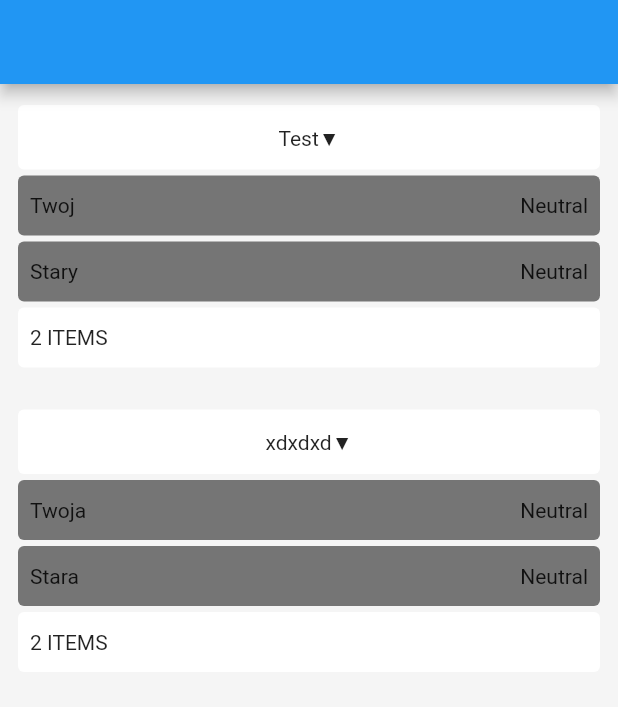
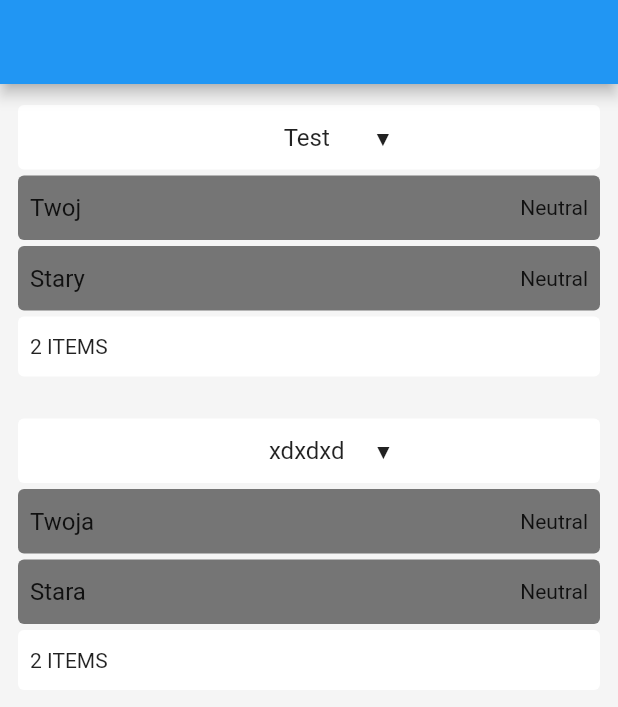
Before and after one commit to jan-Kulpas/bendo, a Flutter app: the screen it shows after launch, on a phone screen of 412 x 824 dp. Shown: the top 707 px of the screen. Run offline on Flutter 3.47's test engine with Material 2 defaults, Android fonts, the light colour scheme and no system bars.

Commit message:
Added editable text fields for Task and Collection, Added deleting Tasks and Collections

```diff
--- a/lib/providers/task.dart
+++ b/lib/providers/task.dart
@@ -1,5 +1,6 @@
 //import 'package:flutter/material.dart';
 //import 'package:provider/provider.dart';
+import 'package:bendo/providers/collection.dart';
 import 'package:flutter/material.dart';
 import 'package:uuid/uuid.dart';
 
@@ -9,6 +10,7 @@
 
 class Task with ChangeNotifier {
   final String id;
+  Collection? parent;
   TaskState state;
   String title;
 
@@ -16,6 +18,7 @@
     String? id,
     required this.title,
     this.state = TaskState.Neutral,
+    this.parent,
   }) : id = id ?? uuid.v4();
 
   /// Cycles TaskState to next in order or
@@ -31,4 +34,12 @@
 
     notifyListeners();
   }
+
+  /// Change the Task title.
+  /// If new title is an empty string the Task will be deleted.
+  void rename(String newTitle) {
+    title = newTitle;
+    if (newTitle.isEmpty) parent?.deleteTask(this);
+    notifyListeners();
+  }
 }
--- a/lib/screens/main_screen.dart
+++ b/lib/screens/main_screen.dart
@@ -21,7 +21,9 @@
   @override
   Widget build(BuildContext context) {
     final collections = context.watch<Collections>();
-    return Scaffold(
+    return GestureDetector(
+      onTap: () => FocusManager.instance.primaryFocus?.unfocus(),
+      child: Scaffold(
         appBar: AppBar(), //! REMOVE
         backgroundColor: Colors.grey.shade100,
         body: Column(
@@ -29,11 +31,12 @@
             ...collections.items.map(
               (collection) => ChangeNotifierProvider.value(
                 value: collection,
-              child: const CollectionItem(),
+                child: CollectionItem(key: UniqueKey()),
               ),
             ),
           ],
         ),
+      ),
     );
   }
 }
--- a/lib/widgets/collection_item.dart
+++ b/lib/widgets/collection_item.dart
@@ -1,4 +1,5 @@
 import 'package:bendo/widgets/expansion_list.dart';
+import 'package:bendo/widgets/rename_item_widget.dart';
 import 'package:bendo/widgets/task_item.dart';
 import 'package:bendo/widgets/tile.dart';
 import 'package:flutter/material.dart';
@@ -19,18 +20,24 @@
             flex: const [1, -1, 1],
             children: [
               GestureDetector(
-                onTap: collection.toggleCollapse,
+                onTap: collection.toggleExpand,
                 child: const TileBody(),
               ),
               TileBody(
-                child: Text(
-                  "${collection.title}${collection.expanded ? "▼" : "▲"}",
-                  textAlign: TextAlign.center,
+                child: IntrinsicWidth(
+                  child: RenameItemWidget(
+                    title: collection.title,
+                    hintText: "Delete?",
+                    alignment: TextAlign.center,
+                    onSave: (value) => collection.rename(value),
+                  ),
                 ),
               ),
               GestureDetector(
-                onTap: collection.toggleCollapse,
-                child: const TileBody(),
+                onTap: collection.toggleExpand,
+                child: TileBody(
+                  child: Text(collection.expanded ? "▼" : "▲"),
+                ),
               ),
             ],
           ),
@@ -42,7 +49,7 @@
                 .map(
                   (task) => ChangeNotifierProvider.value(
                     value: task,
-                    child: const TaskItem(),
+                    child: TaskItem(key: UniqueKey()),
                   ),
                 )
                 .toList(),
--- a/lib/widgets/expansion_list.dart
+++ b/lib/widgets/expansion_list.dart
@@ -2,6 +2,8 @@
 
 const Duration _kExpand = Duration(milliseconds: 200);
 
+/// Animated Widget that is a Column that expands or
+/// collapses based on the [expanded] field.
 class ExpansionList extends StatefulWidget {
   final List<Widget> children;
   final bool expanded;
--- /dev/null
+++ b/lib/widgets/rename_item_widget.dart
@@ -0,0 +1,79 @@
+import 'package:flutter/material.dart';
+
+class RenameItemWidget extends StatefulWidget {
+  final String title; //initial value
+  final String? hintText;
+  final TextAlign alignment;
+  final void Function(String value) onSave;
+
+  const RenameItemWidget({
+    required this.title,
+    this.hintText,
+    this.alignment = TextAlign.left,
+    required this.onSave,
+    super.key,
+  });
+
+  @override
+  State<RenameItemWidget> createState() => _RenameItemWidgetState();
+}
+
+class _RenameItemWidgetState extends State<RenameItemWidget> {
+  late final TextEditingController _controller;
+  late final FocusNode _focus;
+  late String _title; //edited value (then submitted)
+
+  @override
+  void initState() {
+    super.initState();
+
+    _controller = TextEditingController(text: widget.title);
+    _focus = FocusNode();
+    _title = widget.title;
+
+    _focus.addListener(_cancel);
+  }
+
+  @override
+  void dispose() {
+    _controller.dispose();
+    _focus.dispose();
+    super.dispose();
+  }
+
+  // @override
+  // void didUpdateWidget(covariant RenameItemWidget oldWidget) {
+  //   _controller.text = widget.title;
+  //   super.didUpdateWidget(oldWidget);
+  // }
+
+  void _cancel() {
+    if (!_focus.hasFocus && _controller.text != widget.title) {
+      setState(() {
+        _controller.text = _title;
+      });
+    }
+  }
+
+  void _submit() {
+    setState(() {
+      _controller.text = _controller.text.trimRight();
+      _title = _controller.text; //maybe strip spaces?
+    });
+
+    widget.onSave.call(_title);
+  }
+
+  @override
+  Widget build(BuildContext context) {
+    return TextField(
+      controller: _controller,
+      focusNode: _focus,
+      onSubmitted: (_) => _submit(),
+      textInputAction: TextInputAction.done,
+      textAlign: widget.alignment,
+      maxLines: null,
+      decoration: InputDecoration.collapsed(hintText: widget.hintText),
+    );
+  }
+}
--- a/lib/widgets/task_item.dart
+++ b/lib/widgets/task_item.dart
@@ -1,5 +1,6 @@
 import 'package:bendo/models/task_state.dart';
 import 'package:bendo/providers/task.dart';
+import 'package:bendo/widgets/rename_item_widget.dart';
 import 'package:bendo/widgets/tile.dart';
 import 'package:provider/provider.dart';
 
@@ -16,7 +17,13 @@
       color: task.state.color,
       flex: const [2, 1],
       children: [
-        TileBody(child: Text(task.title)),
+        TileBody(
+          child: RenameItemWidget(
+            title: task.title,
+            hintText: "Delete?",
+            onSave: (value) => task.rename(value),
+          ),
+        ),
         GestureDetector(
           onTap: task.cycleState,
           child: TileBody(
```
Also changed, not shown: lib/providers/collection.dart (+19 -3 lines), lib/providers/collections.dart (+11 -5 lines). Lines whose indentation alone changed are shown as unchanged.
